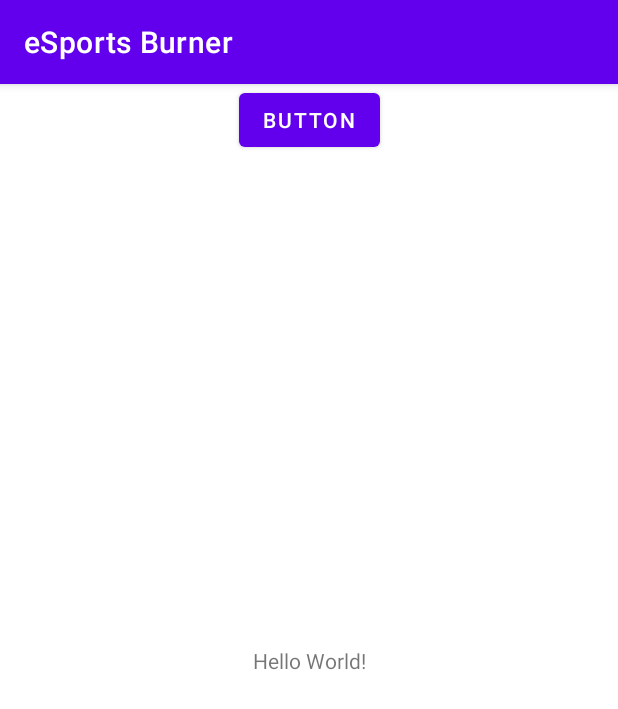
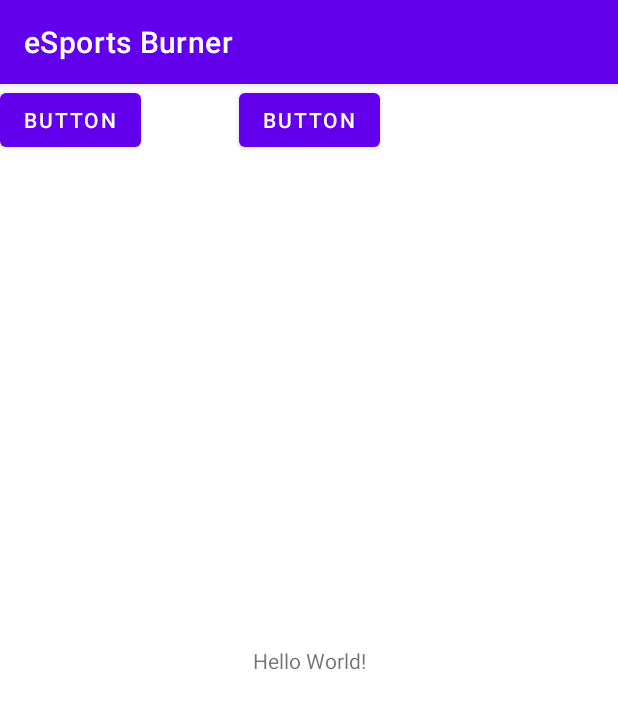
Before and after one commit to Panibo/eSportBurner, an Android app: the screen it shows after launch (MainActivity), on a phone screen of 412 x 824 dp. Shown: the top 709 px of the screen. Run offline under Robolectric (Android 15) with nearby library versions, the phone set to English and light mode, and no system bars.

Commit message:
Nappi lisätty

```diff
--- a/app/src/main/res/layout/activity_main.xml
+++ b/app/src/main/res/layout/activity_main.xml
@@ -24,4 +24,12 @@
         app:layout_constraintStart_toStartOf="parent"
         tools:layout_editor_absoluteY="217dp" />
 
+    <Button
+        android:id="@+id/button2"
+        android:layout_width="wrap_content"
+        android:layout_height="wrap_content"
+        android:text="Button"
+        tools:layout_editor_absoluteX="120dp"
+        tools:layout_editor_absoluteY="565dp" />
+
 </androidx.constraintlayout.widget.ConstraintLayout>
```
